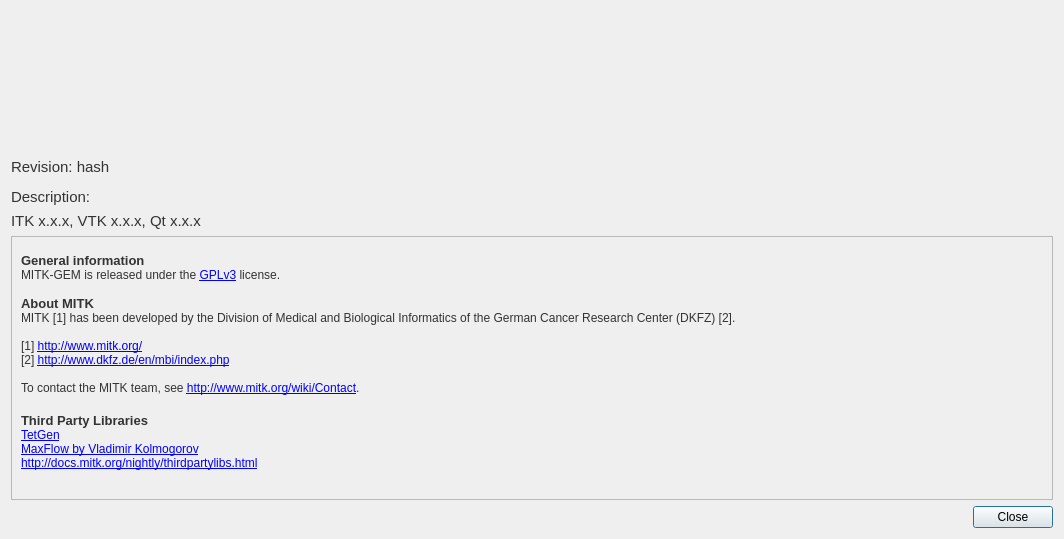
Old version of the form Modules/QtWidgetsExt/src/QmitkAboutDialogGUI.ui in the repository araex/MITK.
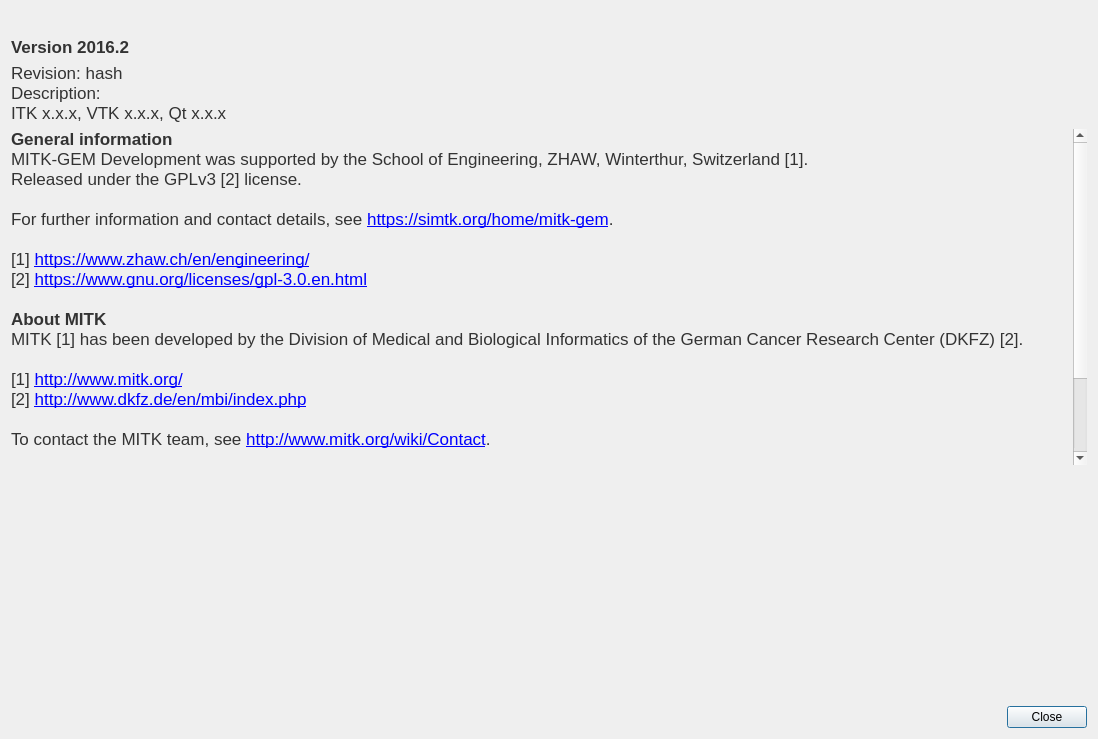
New version of the form. Icons and pictures are not drawn.

Commit message: more detailed about dialog

Diff of the .ui file:
```diff
--- a/Modules/QtWidgetsExt/src/QmitkAboutDialogGUI.ui
+++ b/Modules/QtWidgetsExt/src/QmitkAboutDialogGUI.ui
@@ -6,8 +6,8 @@
    <rect>
     <x>0</x>
     <y>0</y>
-    <width>1064</width>
-    <height>539</height>
+    <width>1098</width>
+    <height>739</height>
    </rect>
   </property>
   <property name="windowTitle">
@@ -19,6 +19,7 @@
   <property name="styleSheet">
    <string notr="true">QLabel {
 	color: #333;
+	font-size: 13pt;
 }</string>
   </property>
   <layout class="QVBoxLayout" name="verticalLayout_2">
@@ -40,7 +41,7 @@
      <item>
       <widget class="QLabel" name="m_LogoLabel">
        <property name="sizePolicy">
-        <sizepolicy hsizetype="Maximum" vsizetype="Expanding">
+        <sizepolicy hsizetype="Fixed" vsizetype="Fixed">
          <horstretch>0</horstretch>
          <verstretch>0</verstretch>
         </sizepolicy>
@@ -80,8 +81,25 @@
      </item>
     </layout>
    </item>
+   <item>
+    <layout class="QVBoxLayout" name="verticalLayout_3">
+     <property name="topMargin">
+      <number>0</number>
+     </property>
+     <item>
+      <widget class="QLabel" name="label_2">
+       <property name="text">
+        <string>&lt;html&gt;&lt;head/&gt;&lt;body&gt;&lt;p&gt;&lt;span style=&quot; font-weight:600;&quot;&gt;Version 2016.2&lt;/span&gt;&lt;/p&gt;&lt;/body&gt;&lt;/html&gt;</string>
+       </property>
+      </widget>
+     </item>
+    </layout>
+   </item>
    <item>
     <layout class="QVBoxLayout" name="verticalLayout">
+     <property name="spacing">
+      <number>0</number>
+     </property>
      <item>
       <widget class="QLabel" name="m_RevisionLabel">
        <property name="sizePolicy">
@@ -91,7 +109,7 @@
         </sizepolicy>
        </property>
        <property name="text">
-        <string>&lt;html&gt;&lt;head/&gt;&lt;body&gt;&lt;p&gt;&lt;span style=&quot; font-size:11pt;&quot;&gt;Revision: hash&lt;/span&gt;&lt;/p&gt;&lt;p&gt;&lt;span style=&quot; font-size:11pt;&quot;&gt;Description:&lt;/span&gt;&lt;/p&gt;&lt;/body&gt;&lt;/html&gt;</string>
+        <string>&lt;html&gt;&lt;head/&gt;&lt;body&gt;&lt;p&gt;Revision: hash&lt;br/&gt;Description:&lt;/p&gt;&lt;/body&gt;&lt;/html&gt;</string>
        </property>
        <property name="alignment">
         <set>Qt::AlignLeading|Qt::AlignLeft|Qt::AlignTop</set>
@@ -101,7 +119,7 @@
      <item>
       <widget class="QLabel" name="m_ToolkitVersionsLabel">
        <property name="text">
-        <string>&lt;html&gt;&lt;head/&gt;&lt;body&gt;&lt;p&gt;&lt;span style=&quot; font-size:11pt;&quot;&gt;ITK x.x.x, VTK x.x.x, Qt x.x.x&lt;/span&gt;&lt;/p&gt;&lt;/body&gt;&lt;/html&gt;</string>
+        <string>&lt;html&gt;&lt;head/&gt;&lt;body&gt;&lt;p&gt;ITK x.x.x, VTK x.x.x, Qt x.x.x&lt;/p&gt;&lt;/body&gt;&lt;/html&gt;</string>
        </property>
       </widget>
      </item>
@@ -109,6 +127,15 @@
    </item>
    <item>
     <widget class="QScrollArea" name="scrollArea">
+     <property name="frameShape">
+      <enum>QFrame::NoFrame</enum>
+     </property>
+     <property name="frameShadow">
+      <enum>QFrame::Plain</enum>
+     </property>
+     <property name="lineWidth">
+      <number>0</number>
+     </property>
      <property name="widgetResizable">
       <bool>true</bool>
      </property>
@@ -117,11 +144,26 @@
        <rect>
         <x>0</x>
         <y>0</y>
-        <width>1038</width>
-        <height>204</height>
+        <width>1074</width>
+        <height>352</height>
        </rect>
       </property>
+      <property name="styleSheet">
+       <string notr="true"/>
+      </property>
       <layout class="QGridLayout" name="gridLayout">
+       <property name="leftMargin">
+        <number>0</number>
+       </property>
+       <property name="topMargin">
+        <number>0</number>
+       </property>
+       <property name="rightMargin">
+        <number>0</number>
+       </property>
+       <property name="bottomMargin">
+        <number>0</number>
+       </property>
        <item row="0" column="1">
         <widget class="QLabel" name="m_AboutLabel">
          <property name="text">
@@ -129,22 +171,28 @@
 &lt;html&gt;&lt;head&gt;&lt;meta name=&quot;qrichtext&quot; content=&quot;1&quot; /&gt;&lt;style type=&quot;text/css&quot;&gt;
 p, li { white-space: pre-wrap; }
 &lt;/style&gt;&lt;/head&gt;&lt;body style=&quot; font-family:'.SF NS Text'; font-size:13pt; font-weight:400; font-style:normal;&quot;&gt;
-&lt;p style=&quot; margin-top:0px; margin-bottom:0px; margin-left:0px; margin-right:0px; -qt-block-indent:0; text-indent:0px;&quot;&gt;&lt;span style=&quot; font-family:'Ubuntu'; font-size:10pt; font-weight:600;&quot;&gt;General information&lt;/span&gt;&lt;/p&gt;
-&lt;p style=&quot; margin-top:0px; margin-bottom:0px; margin-left:0px; margin-right:0px; -qt-block-indent:0; text-indent:0px;&quot;&gt;&lt;span style=&quot; font-family:'Ubuntu'; font-size:9pt;&quot;&gt;MITK-GEM is released under the &lt;/span&gt;&lt;a href=&quot;https://www.gnu.org/licenses/gpl-3.0.en.html&quot;&gt;&lt;span style=&quot; font-size:9pt; text-decoration: underline; color:#0000ff;&quot;&gt;GPLv3&lt;/span&gt;&lt;/a&gt;&lt;span style=&quot; font-family:'Ubuntu'; font-size:9pt;&quot;&gt; license. &lt;/span&gt;&lt;/p&gt;
-&lt;p style=&quot;-qt-paragraph-type:empty; margin-top:0px; margin-bottom:0px; margin-left:0px; margin-right:0px; -qt-block-indent:0; text-indent:0px; font-family:'Ubuntu'; font-size:9pt; font-weight:600;&quot;&gt;&lt;br /&gt;&lt;/p&gt;
-&lt;p style=&quot; margin-top:0px; margin-bottom:0px; margin-left:0px; margin-right:0px; -qt-block-indent:0; text-indent:0px;&quot;&gt;&lt;span style=&quot; font-family:'Ubuntu'; font-size:10pt; font-weight:600;&quot;&gt;About MITK&lt;/span&gt;&lt;/p&gt;
-&lt;p style=&quot; margin-top:0px; margin-bottom:0px; margin-left:0px; margin-right:0px; -qt-block-indent:0; text-indent:0px;&quot;&gt;&lt;span style=&quot; font-family:'MS Shell Dlg 2'; font-size:9pt;&quot;&gt;MITK [1] has been developed by the Division of Medical and Biological Informatics of the German Cancer Research Center (DKFZ) [2].&lt;/span&gt;&lt;/p&gt;
-&lt;p style=&quot;-qt-paragraph-type:empty; margin-top:0px; margin-bottom:0px; margin-left:0px; margin-right:0px; -qt-block-indent:0; text-indent:0px; font-family:'MS Shell Dlg 2'; font-size:9pt;&quot;&gt;&lt;br /&gt;&lt;/p&gt;
-&lt;p style=&quot; margin-top:0px; margin-bottom:0px; margin-left:0px; margin-right:0px; -qt-block-indent:0; text-indent:0px;&quot;&gt;&lt;span style=&quot; font-family:'MS Shell Dlg 2'; font-size:9pt;&quot;&gt;[1] &lt;/span&gt;&lt;a href=&quot;http://www.mitk.org/&quot;&gt;&lt;span style=&quot; font-family:'MS Shell Dlg 2'; font-size:9pt; text-decoration: underline; color:#0000ff;&quot;&gt;http://www.mitk.org/&lt;/span&gt;&lt;/a&gt;&lt;/p&gt;
-&lt;p style=&quot; margin-top:0px; margin-bottom:0px; margin-left:0px; margin-right:0px; -qt-block-indent:0; text-indent:0px;&quot;&gt;&lt;span style=&quot; font-family:'MS Shell Dlg 2'; font-size:9pt;&quot;&gt;[2] &lt;/span&gt;&lt;a href=&quot;http://www.dkfz.de/en/mbi/index.php&quot;&gt;&lt;span style=&quot; font-family:'MS Shell Dlg 2'; font-size:9pt; text-decoration: underline; color:#0000ff;&quot;&gt;http://www.dkfz.de/en/mbi/index.php&lt;/span&gt;&lt;/a&gt;&lt;/p&gt;
-&lt;p style=&quot;-qt-paragraph-type:empty; margin-top:0px; margin-bottom:0px; margin-left:0px; margin-right:0px; -qt-block-indent:0; text-indent:0px; font-family:'MS Shell Dlg 2'; font-size:9pt;&quot;&gt;&lt;br /&gt;&lt;/p&gt;
-&lt;p style=&quot; margin-top:0px; margin-bottom:0px; margin-left:0px; margin-right:0px; -qt-block-indent:0; text-indent:0px;&quot;&gt;&lt;span style=&quot; font-family:'MS Shell Dlg 2'; font-size:9pt;&quot;&gt;To contact the MITK team, see &lt;/span&gt;&lt;a href=&quot;http://www.mitk.org/wiki/Contact&quot;&gt;&lt;span style=&quot; font-family:'MS Shell Dlg 2'; font-size:9pt; text-decoration: underline; color:#0000ff;&quot;&gt;http://www.mitk.org/wiki/Contact&lt;/span&gt;&lt;/a&gt;&lt;span style=&quot; font-family:'MS Shell Dlg 2'; font-size:9pt;&quot;&gt;.&lt;/span&gt;&lt;/p&gt;
-&lt;p style=&quot;-qt-paragraph-type:empty; margin-top:0px; margin-bottom:0px; margin-left:0px; margin-right:0px; -qt-block-indent:0; text-indent:0px; font-family:'Ubuntu'; font-size:11pt;&quot;&gt;&lt;br /&gt;&lt;/p&gt;
-&lt;p style=&quot; margin-top:0px; margin-bottom:0px; margin-left:0px; margin-right:0px; -qt-block-indent:0; text-indent:0px;&quot;&gt;&lt;span style=&quot; font-family:'MS Shell Dlg 2'; font-size:10pt; font-weight:600;&quot;&gt;Third Party Libraries&lt;/span&gt;&lt;/p&gt;
-&lt;p style=&quot; margin-top:0px; margin-bottom:0px; margin-left:0px; margin-right:0px; -qt-block-indent:0; text-indent:0px;&quot;&gt;&lt;a href=&quot;http://wias-berlin.de/software/tetgen/&quot;&gt;&lt;span style=&quot; font-size:9pt; text-decoration: underline; color:#0000ff;&quot;&gt;TetGen&lt;/span&gt;&lt;/a&gt;&lt;/p&gt;
-&lt;p style=&quot; margin-top:0px; margin-bottom:0px; margin-left:0px; margin-right:0px; -qt-block-indent:0; text-indent:0px;&quot;&gt;&lt;a href=&quot;https://pub.ist.ac.at/~vnk/software.html&quot;&gt;&lt;span style=&quot; font-size:9pt; text-decoration: underline; color:#0000ff;&quot;&gt;MaxFlow by Vladimir Kolmogorov&lt;/span&gt;&lt;/a&gt;&lt;/p&gt;
-&lt;p style=&quot; margin-top:0px; margin-bottom:0px; margin-left:0px; margin-right:0px; -qt-block-indent:0; text-indent:0px;&quot;&gt;&lt;a href=&quot;http://docs.mitk.org/nightly/thirdpartylibs.html&quot;&gt;&lt;span style=&quot; font-family:'MS Shell Dlg 2'; font-size:9pt; text-decoration: underline; color:#0000ff;&quot;&gt;http://docs.mitk.org/nightly/thirdpartylibs.html&lt;/span&gt;&lt;/a&gt;&lt;/p&gt;
-&lt;p style=&quot;-qt-paragraph-type:empty; margin-top:0px; margin-bottom:0px; margin-left:0px; margin-right:0px; -qt-block-indent:0; text-indent:0px; font-family:'MS Shell Dlg 2'; font-size:8pt; text-decoration: underline; color:#0000ff;&quot;&gt;&lt;br /&gt;&lt;/p&gt;&lt;/body&gt;&lt;/html&gt;</string>
+&lt;p style=&quot; margin-top:0px; margin-bottom:0px; margin-left:0px; margin-right:0px; -qt-block-indent:0; text-indent:0px;&quot;&gt;&lt;span style=&quot; font-family:'Ubuntu'; font-weight:600;&quot;&gt;General information&lt;/span&gt;&lt;/p&gt;
+&lt;p style=&quot; margin-top:0px; margin-bottom:0px; margin-left:0px; margin-right:0px; -qt-block-indent:0; text-indent:0px;&quot;&gt;&lt;span style=&quot; font-family:'Ubuntu';&quot;&gt;MITK-GEM &lt;/span&gt;Development was supported by the School of Engineering, ZHAW, Winterthur, Switzerland [1].&lt;/p&gt;
+&lt;p style=&quot; margin-top:0px; margin-bottom:0px; margin-left:0px; margin-right:0px; -qt-block-indent:0; text-indent:0px;&quot;&gt;&lt;span style=&quot; font-family:'Ubuntu';&quot;&gt;Released under the &lt;/span&gt;GPLv3 [2]&lt;span style=&quot; font-family:'Ubuntu';&quot;&gt; license.&lt;/span&gt;&lt;/p&gt;
+&lt;p style=&quot;-qt-paragraph-type:empty; margin-top:0px; margin-bottom:0px; margin-left:0px; margin-right:0px; -qt-block-indent:0; text-indent:0px; font-family:'Ubuntu'; font-weight:600;&quot;&gt;&lt;br /&gt;&lt;/p&gt;
+&lt;p style=&quot; margin-top:0px; margin-bottom:0px; margin-left:0px; margin-right:0px; -qt-block-indent:0; text-indent:0px;&quot;&gt;&lt;span style=&quot; font-family:'Ubuntu';&quot;&gt;For further information and contact details, see &lt;/span&gt;&lt;a href=&quot;https://simtk.org/home/mitk-gem&quot;&gt;&lt;span style=&quot; font-family:'MS Shell Dlg 2'; text-decoration: underline; color:#0000ff;&quot;&gt;https://simtk.org/home/mitk-gem&lt;/span&gt;&lt;/a&gt;&lt;span style=&quot; font-family:'MS Shell Dlg 2';&quot;&gt;.&lt;/span&gt;&lt;/p&gt;
+&lt;p style=&quot;-qt-paragraph-type:empty; margin-top:0px; margin-bottom:0px; margin-left:0px; margin-right:0px; -qt-block-indent:0; text-indent:0px; font-family:'MS Shell Dlg 2';&quot;&gt;&lt;br /&gt;&lt;/p&gt;
+&lt;p style=&quot; margin-top:0px; margin-bottom:0px; margin-left:0px; margin-right:0px; -qt-block-indent:0; text-indent:0px;&quot;&gt;&lt;span style=&quot; font-family:'MS Shell Dlg 2';&quot;&gt;[1] &lt;/span&gt;&lt;a href=&quot;https://www.zhaw.ch/en/engineering/&quot;&gt;&lt;span style=&quot; text-decoration: underline; color:#0000ff;&quot;&gt;https://www.zhaw.ch/en/engineering/&lt;/span&gt;&lt;/a&gt;&lt;/p&gt;
+&lt;p style=&quot; margin-top:0px; margin-bottom:0px; margin-left:0px; margin-right:0px; -qt-block-indent:0; text-indent:0px;&quot;&gt;[2] &lt;a href=&quot;https://www.gnu.org/licenses/gpl-3.0.en.html&quot;&gt;&lt;span style=&quot; text-decoration: underline; color:#0000ff;&quot;&gt;https://www.gnu.org/licenses/gpl-3.0.en.html&lt;/span&gt;&lt;/a&gt;&lt;/p&gt;
+&lt;p style=&quot;-qt-paragraph-type:empty; margin-top:0px; margin-bottom:0px; margin-left:0px; margin-right:0px; -qt-block-indent:0; text-indent:0px; font-family:'Ubuntu';&quot;&gt;&lt;br /&gt;&lt;/p&gt;
+&lt;p style=&quot; margin-top:0px; margin-bottom:0px; margin-left:0px; margin-right:0px; -qt-block-indent:0; text-indent:0px;&quot;&gt;&lt;span style=&quot; font-family:'Ubuntu'; font-weight:600;&quot;&gt;About MITK&lt;/span&gt;&lt;/p&gt;
+&lt;p style=&quot; margin-top:0px; margin-bottom:0px; margin-left:0px; margin-right:0px; -qt-block-indent:0; text-indent:0px;&quot;&gt;&lt;span style=&quot; font-family:'MS Shell Dlg 2';&quot;&gt;MITK [1] has been developed by the Division of Medical and Biological Informatics of the German Cancer Research Center (DKFZ) [2].&lt;/span&gt;&lt;/p&gt;
+&lt;p style=&quot;-qt-paragraph-type:empty; margin-top:0px; margin-bottom:0px; margin-left:0px; margin-right:0px; -qt-block-indent:0; text-indent:0px; font-family:'MS Shell Dlg 2';&quot;&gt;&lt;br /&gt;&lt;/p&gt;
+&lt;p style=&quot; margin-top:0px; margin-bottom:0px; margin-left:0px; margin-right:0px; -qt-block-indent:0; text-indent:0px;&quot;&gt;&lt;span style=&quot; font-family:'MS Shell Dlg 2';&quot;&gt;[1] &lt;/span&gt;&lt;a href=&quot;http://www.mitk.org/&quot;&gt;&lt;span style=&quot; font-family:'MS Shell Dlg 2'; text-decoration: underline; color:#0000ff;&quot;&gt;http://www.mitk.org/&lt;/span&gt;&lt;/a&gt;&lt;/p&gt;
+&lt;p style=&quot; margin-top:0px; margin-bottom:0px; margin-left:0px; margin-right:0px; -qt-block-indent:0; text-indent:0px;&quot;&gt;&lt;span style=&quot; font-family:'MS Shell Dlg 2';&quot;&gt;[2] &lt;/span&gt;&lt;a href=&quot;http://www.dkfz.de/en/mbi/index.php&quot;&gt;&lt;span style=&quot; font-family:'MS Shell Dlg 2'; text-decoration: underline; color:#0000ff;&quot;&gt;http://www.dkfz.de/en/mbi/index.php&lt;/span&gt;&lt;/a&gt;&lt;/p&gt;
+&lt;p style=&quot;-qt-paragraph-type:empty; margin-top:0px; margin-bottom:0px; margin-left:0px; margin-right:0px; -qt-block-indent:0; text-indent:0px; font-family:'MS Shell Dlg 2';&quot;&gt;&lt;br /&gt;&lt;/p&gt;
+&lt;p style=&quot; margin-top:0px; margin-bottom:0px; margin-left:0px; margin-right:0px; -qt-block-indent:0; text-indent:0px;&quot;&gt;&lt;span style=&quot; font-family:'MS Shell Dlg 2';&quot;&gt;To contact the MITK team, see &lt;/span&gt;&lt;a href=&quot;http://www.mitk.org/wiki/Contact&quot;&gt;&lt;span style=&quot; font-family:'MS Shell Dlg 2'; text-decoration: underline; color:#0000ff;&quot;&gt;http://www.mitk.org/wiki/Contact&lt;/span&gt;&lt;/a&gt;&lt;span style=&quot; font-family:'MS Shell Dlg 2';&quot;&gt;.&lt;/span&gt;&lt;/p&gt;
+&lt;p style=&quot;-qt-paragraph-type:empty; margin-top:0px; margin-bottom:0px; margin-left:0px; margin-right:0px; -qt-block-indent:0; text-indent:0px; font-family:'Ubuntu';&quot;&gt;&lt;br /&gt;&lt;/p&gt;
+&lt;p style=&quot; margin-top:0px; margin-bottom:0px; margin-left:0px; margin-right:0px; -qt-block-indent:0; text-indent:0px;&quot;&gt;&lt;span style=&quot; font-family:'MS Shell Dlg 2'; font-weight:600;&quot;&gt;Third Party Libraries&lt;/span&gt;&lt;/p&gt;
+&lt;p style=&quot; margin-top:0px; margin-bottom:0px; margin-left:0px; margin-right:0px; -qt-block-indent:0; text-indent:0px;&quot;&gt;&lt;a href=&quot;http://wias-berlin.de/software/tetgen/&quot;&gt;&lt;span style=&quot; text-decoration: underline; color:#0000ff;&quot;&gt;TetGen&lt;/span&gt;&lt;/a&gt;&lt;/p&gt;
+&lt;p style=&quot; margin-top:0px; margin-bottom:0px; margin-left:0px; margin-right:0px; -qt-block-indent:0; text-indent:0px;&quot;&gt;&lt;a href=&quot;https://pub.ist.ac.at/~vnk/software.html&quot;&gt;&lt;span style=&quot; text-decoration: underline; color:#0000ff;&quot;&gt;MaxFlow by Vladimir Kolmogorov&lt;/span&gt;&lt;/a&gt;&lt;/p&gt;
+&lt;p style=&quot; margin-top:0px; margin-bottom:0px; margin-left:0px; margin-right:0px; -qt-block-indent:0; text-indent:0px;&quot;&gt;&lt;a href=&quot;http://docs.mitk.org/nightly/thirdpartylibs.html&quot;&gt;&lt;span style=&quot; font-family:'MS Shell Dlg 2'; text-decoration: underline; color:#0000ff;&quot;&gt;http://docs.mitk.org/nightly/thirdpartylibs.html&lt;/span&gt;&lt;/a&gt;&lt;/p&gt;
+&lt;p style=&quot;-qt-paragraph-type:empty; margin-top:0px; margin-bottom:0px; margin-left:0px; margin-right:0px; -qt-block-indent:0; text-indent:0px; font-family:'MS Shell Dlg 2'; text-decoration: underline; color:#0000ff;&quot;&gt;&lt;br /&gt;&lt;/p&gt;&lt;/body&gt;&lt;/html&gt;</string>
          </property>
          <property name="wordWrap">
           <bool>true</bool>
@@ -158,6 +206,19 @@
      </widget>
     </widget>
    </item>
+   <item>
+    <spacer name="verticalSpacer">
+     <property name="orientation">
+      <enum>Qt::Vertical</enum>
+     </property>
+     <property name="sizeHint" stdset="0">
+      <size>
+       <width>20</width>
+       <height>40</height>
+      </size>
+     </property>
+    </spacer>
+   </item>
    <item>
     <widget class="QDialogButtonBox" name="m_ButtonBox">
      <property name="standardButtons">
```
The commit also changes 1 other file.
